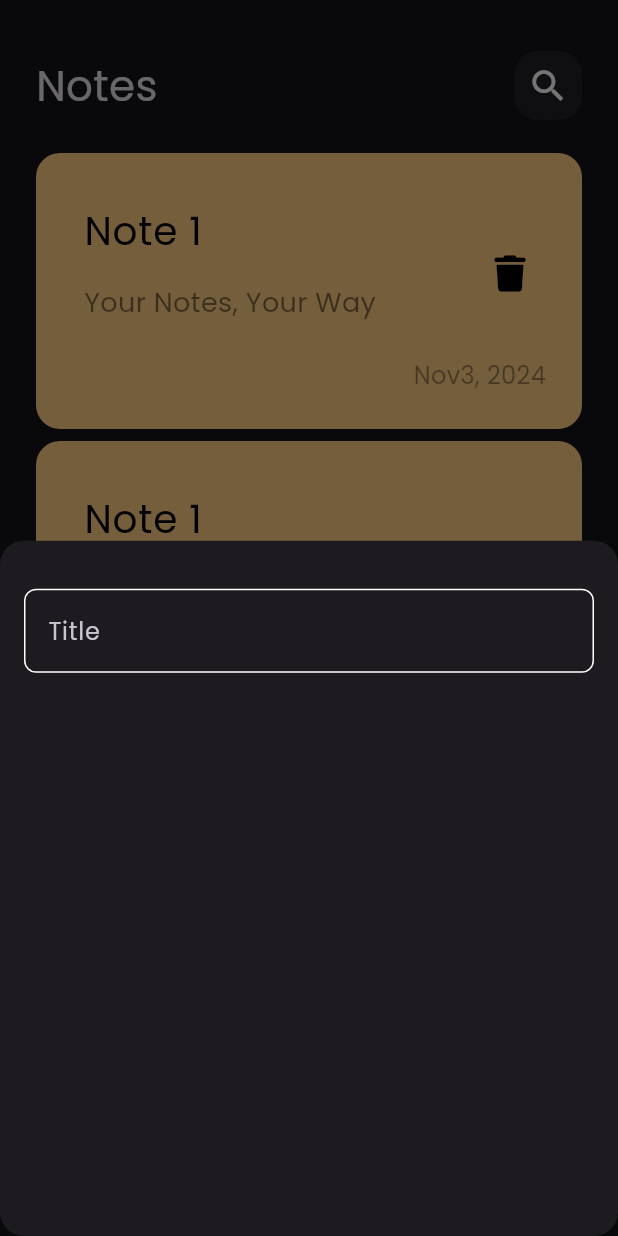
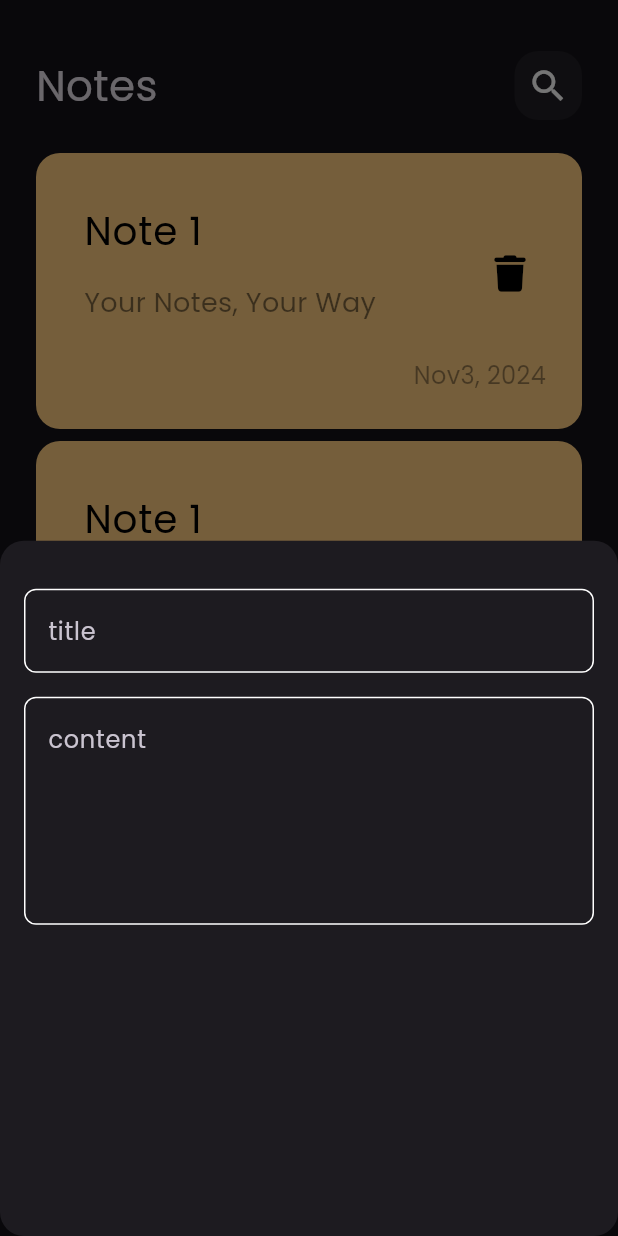
Before and after one commit to essamalrawi/notes_app, a Flutter app: the screen it shows after launch, after a tap on the "add" icon, on a phone screen of 412 x 824 dp. Run offline on Flutter 3.47's test engine with Material 3 defaults, Android fonts, the phone set to English and light mode, and no system bars; our stand-ins replace font_awesome_flutter.

Commit message:
add fields to notes bottom sheet

```diff
--- a/lib/widgets/add_note_bottom_sheet.dart
+++ b/lib/widgets/add_note_bottom_sheet.dart
@@ -9,7 +9,15 @@ class AddNoteBottomSheet extends StatelessWidget {
     return const Padding(
       padding: EdgeInsets.symmetric(horizontal: 16.0),
       child: Column(
-        children: [SizedBox(height: 32), CustomTextField()],
+        children: [
+          SizedBox(height: 32),
+          CustomTextField(hint: 'title'),
+          SizedBox(height: 16),
+          CustomTextField(
+            hint: 'content',
+            maxLines: 5,
+          ),
+        ],
       ),
     );
   }
--- a/lib/widgets/custom_text_field.dart
+++ b/lib/widgets/custom_text_field.dart
@@ -2,14 +2,17 @@ import 'package:flutter/material.dart';
 import 'package:notes_app/constants.dart';
 
 class CustomTextField extends StatelessWidget {
-  const CustomTextField({super.key});
+  const CustomTextField({super.key, required this.hint, this.maxLines = 1});
 
+  final String hint;
+  final int maxLines;
   @override
   Widget build(BuildContext context) {
     return TextField(
       cursorColor: kPrimaryColor,
+      maxLines: maxLines,
       decoration: InputDecoration(
-        hintText: 'Title',
+        hintText: hint,
         //  hintStyle: const TextStyle(color: kPrimaryColor),
         border: buildBorder(),
         enabledBorder: buildBorder(),
```
